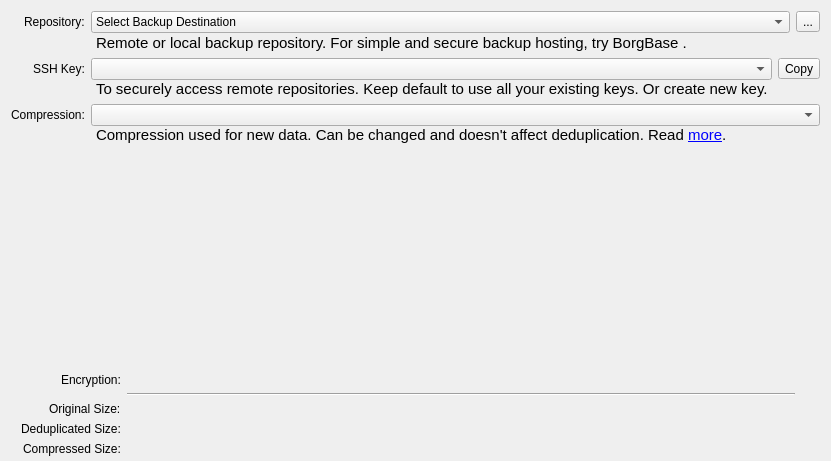
The window that src/vorta/assets/UI/repotab.ui (borgbase/vorta) describes before a commit, drawn with Qt 5.
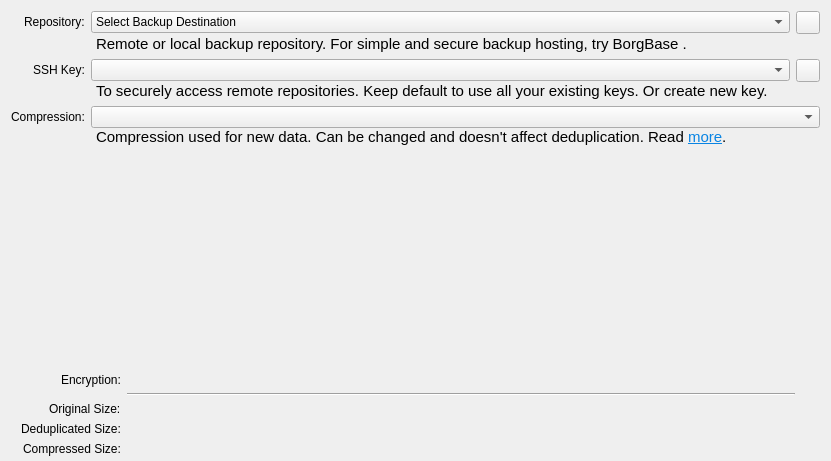
The same window after the commit. Icons and pictures are not drawn.

Commit message:
Proper dark style support and removal of style hacks (#475)
* Remove qtdarkstyle and custom fusion style.
* Support instant changes from light to dark style
* Adjust SVG icon colors on-the-fly, adjust to dark theme in real time (macOS)
* Add OS-independent dark mode detection. Fix QToolbox style after theme changes.
* Remove some unnecessary style options, like `uses_light_icon` and `use_dark_style`.

Diff of the .ui file:
```diff
--- a/src/vorta/assets/UI/repotab.ui
+++ b/src/vorta/assets/UI/repotab.ui
@@ -96,7 +96,7 @@
           </font>
          </property>
          <property name="text">
-          <string>&lt;html&gt;&lt;head/&gt;&lt;body&gt;&lt;p&gt;Remote or local backup repository. For simple and secure backup hosting, try &lt;a href=&quot;https://www.borgbase.com/?utm_source=vorta&amp;amp;utm_medium=app&quot;&gt;&lt;span style=&quot; text-decoration: underline; color:#0000ff;&quot;&gt;BorgBase&lt;/span&gt;&lt;/a&gt;.&lt;/p&gt;&lt;/body&gt;&lt;/html&gt;</string>
+          <string>&lt;html&gt;&lt;head/&gt;&lt;body&gt;&lt;p&gt;Remote or local backup repository. For simple and secure backup hosting, try &lt;a href=&quot;https://www.borgbase.com/?utm_source=vorta&amp;amp;utm_medium=app&quot;&gt;&lt;span style=&quot; text-decoration: underline; color:#0984e3;&quot;&gt;BorgBase&lt;/span&gt;&lt;/a&gt;.&lt;/p&gt;&lt;/body&gt;&lt;/html&gt;</string>
          </property>
          <property name="alignment">
           <set>Qt::AlignLeading|Qt::AlignLeft|Qt::AlignVCenter</set>
@@ -138,13 +138,6 @@
          <property name="toolTip">
           <string>Unlink Repository (This doesn't delete any data. You can always add a repo again later.)</string>
          </property>
-         <property name="text">
-          <string>...</string>
-         </property>
-         <property name="icon">
-          <iconset resource="../icons/dark/collection.qrc">
-           <normaloff>:/icons/unlink.svg</normaloff>:/icons/unlink.svg</iconset>
-         </property>
          <property name="autoRaise">
           <bool>false</bool>
          </property>
@@ -190,13 +183,6 @@
          <property name="statusTip">
           <string/>
          </property>
-         <property name="text">
-          <string>Copy</string>
-         </property>
-         <property name="icon">
-          <iconset resource="../icons/dark/collection.qrc">
-           <normaloff>:/icons/copy.svg</normaloff>:/icons/copy.svg</iconset>
-         </property>
          <property name="checkable">
           <bool>false</bool>
          </property>
@@ -298,7 +284,7 @@
           </font>
          </property>
          <property name="text">
-          <string>&lt;html&gt;&lt;head/&gt;&lt;body&gt;&lt;p&gt;Compression used for new data. Can be changed and doesn't affect deduplication. Read &lt;a href=&quot;https://borgbackup.readthedocs.io/en/stable/usage/help.html#borg-help-compression&quot;&gt;&lt;span style=&quot; text-decoration: underline; color:#0000ff;&quot;&gt;more&lt;/span&gt;&lt;/a&gt;.&lt;/p&gt;&lt;/body&gt;&lt;/html&gt;</string>
+          <string>&lt;html&gt;&lt;head/&gt;&lt;body&gt;&lt;p&gt;Compression used for new data. Can be changed and doesn't affect deduplication. Read &lt;a href=&quot;https://borgbackup.readthedocs.io/en/stable/usage/help.html#borg-help-compression&quot;&gt;&lt;span style=&quot; text-decoration: underline; color:#0984e3;&quot;&gt;more&lt;/span&gt;&lt;/a&gt;.&lt;/p&gt;&lt;/body&gt;&lt;/html&gt;</string>
          </property>
          <property name="alignment">
           <set>Qt::AlignLeading|Qt::AlignLeft|Qt::AlignVCenter</set>
```
Left out of the diff: 4 changed lines with no effect on the pictures. The commit also changes 64 other files.
